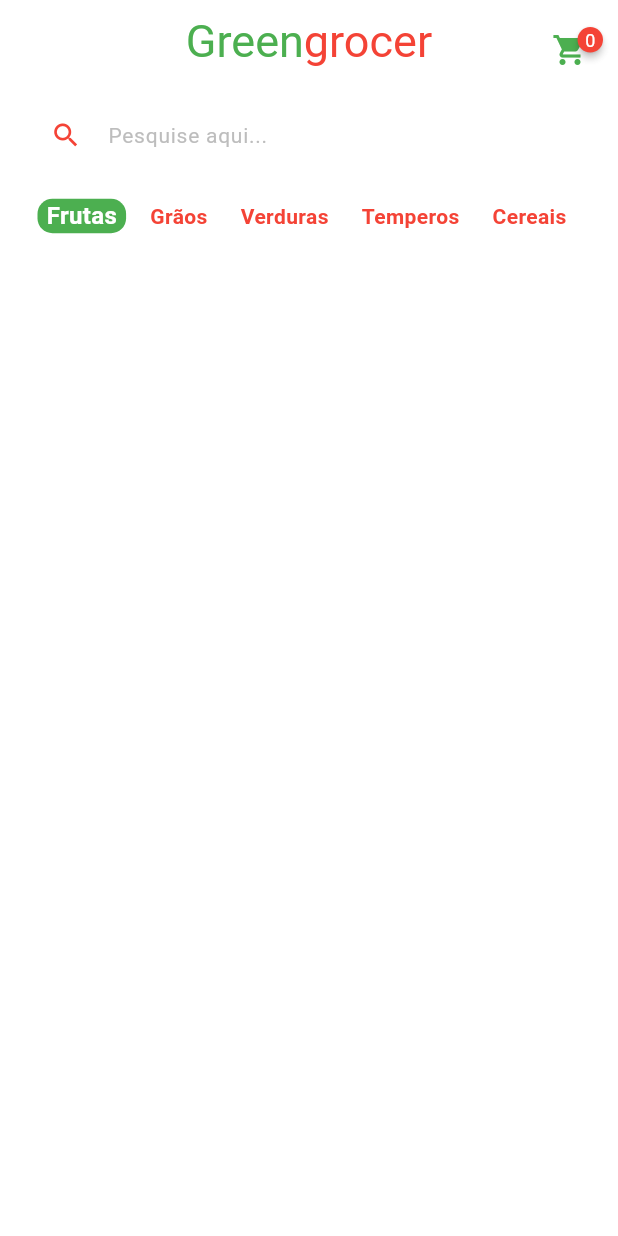
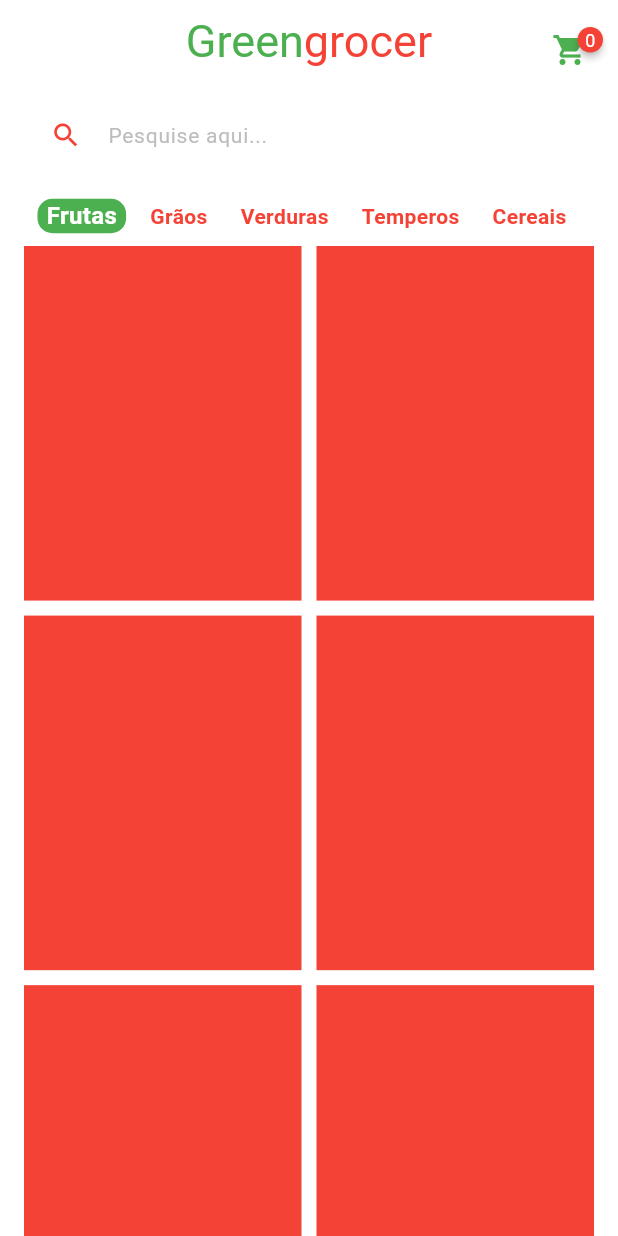
Before and after one commit to eduardocintrasantos/HortifrutiApp, a Flutter app: the HomeTab screen opened directly, on a phone screen of 412 x 824 dp. Run offline on Flutter 3.47's test engine with Material 3 defaults, Android fonts, the phone set to English and light mode, and no system bars; drawn by our look-alikes of badges.

Commit message:
Criando a grid de produtos

```diff
--- a/lib/src/pages/home/home_tab.dart
+++ b/lib/src/pages/home/home_tab.dart
@@ -1,5 +1,6 @@
 import 'package:flutter/material.dart';
 import 'package:badges/badges.dart' as badges;
+import 'package:hortifruti_app/src/config/app_data.dart' as appData;
 import 'package:hortifruti_app/src/pages/home/components/category_title.dart';
 
 class HomeTab extends StatefulWidget {
@@ -10,13 +11,6 @@ class HomeTab extends StatefulWidget {
 }
 
 class _HomeTabState extends State<HomeTab> {
-  List categories = [
-    'Frutas',
-    'Grãos',
-    'Verduras',
-    'Temperos',
-    'Cereais'
-  ];
 
   String selectedCategory = 'Frutas';
 
@@ -97,22 +91,39 @@ class _HomeTabState extends State<HomeTab> {
                 return CategoryTitle(
                   onPressed: () {
                     setState((){
-                      selectedCategory = categories[index];
+                      selectedCategory = appData.categories[index];
                     });
                   },
-                  category: categories[index],
-                  isSelected: categories[index] == selectedCategory,
+                  category: appData.categories[index],
+                  isSelected: appData.categories[index] == selectedCategory,
                 );
               },
               separatorBuilder: (_,index){
                 return SizedBox(width: 10);
               },
-              itemCount: categories.length,
+              itemCount: appData.categories.length,
             ),
           ),
 
           //Grid
-
+          Expanded(
+            child: GridView.builder(
+              padding: const EdgeInsets.fromLTRB(16, 0, 16, 16),
+              physics: const BouncingScrollPhysics(),
+              gridDelegate: const SliverGridDelegateWithFixedCrossAxisCount(
+                crossAxisCount: 2,
+                mainAxisSpacing: 10,
+                crossAxisSpacing: 10,
+                childAspectRatio: 9 / 11.5,
+              ),
+              itemCount: appData.items.length,
+              itemBuilder: (_,index) {
+                return Container(
+                  color: Colors.red,
+                );
+              }
+            ),
+          )
         ],
       ),
     );
```
